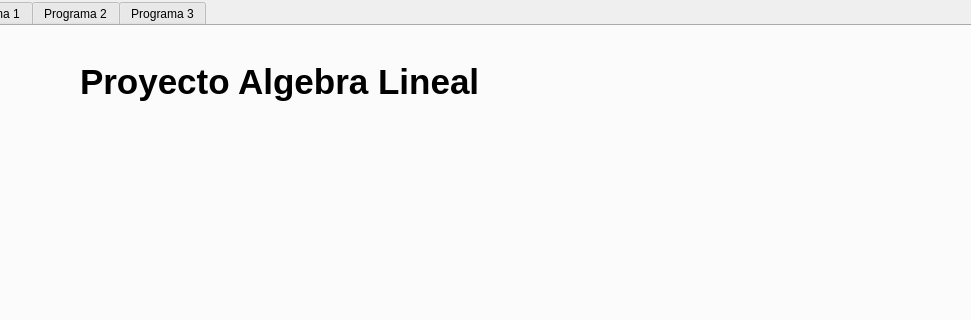
Above: ProgramaConUI/InterfazMenu.ui from bryanjimenezchacon/Progra1Algebra before the change; both pictures show x 112 to 1083 and y 0 to 320 of the 1355 by 716 pixel window. Below: the same form after it.
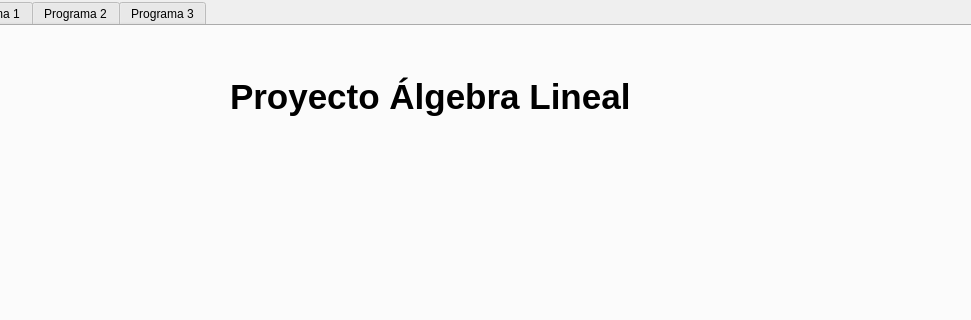
That is the form after the change. The open tabs and pages were chosen to show the change.

Commit message: Cambios Mínimos en UI

The edit to the form file:
```diff
--- a/ProgramaConUI/InterfazMenu.ui
+++ b/ProgramaConUI/InterfazMenu.ui
@@ -33,10 +33,10 @@
      <widget class="QLabel" name="label_4">
       <property name="geometry">
        <rect>
-        <x>190</x>
-        <y>20</y>
-        <width>471</width>
-        <height>71</height>
+        <x>340</x>
+        <y>30</y>
+        <width>661</width>
+        <height>81</height>
        </rect>
       </property>
       <property name="font">
@@ -47,7 +47,7 @@
        </font>
       </property>
       <property name="text">
-       <string>Proyecto Algebra Lineal</string>
+       <string>Proyecto Álgebra Lineal</string>
       </property>
       <property name="scaledContents">
        <bool>false</bool>
```
Left out of the diff: 22 changed lines with no effect on the pictures.
